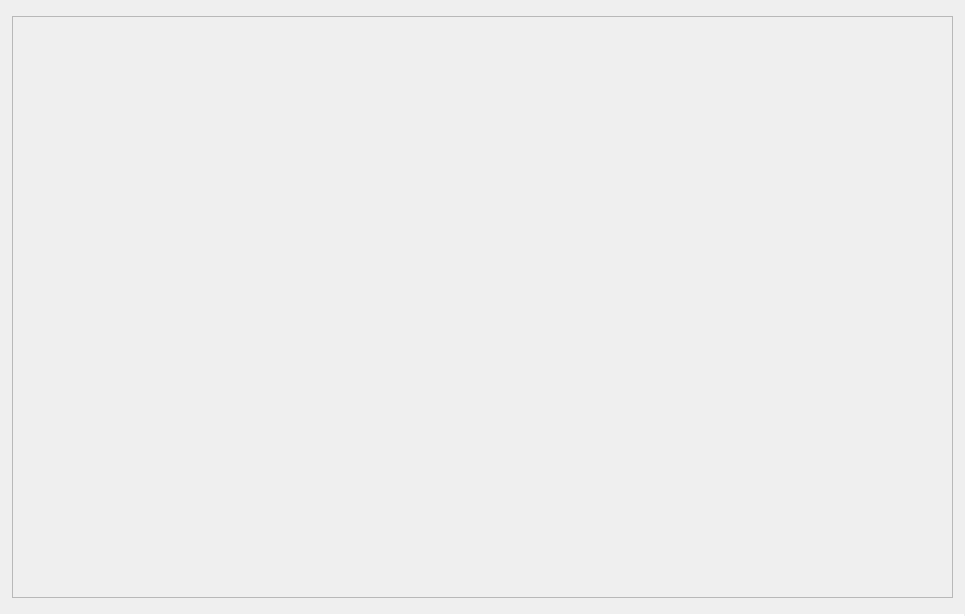
This is src/viewpages/whatsnew_0_8/WhatsNewWidget_0_8.ui in tomahawk-player/tomahawk as Qt 5 draws it before an edit. The edited form follows.
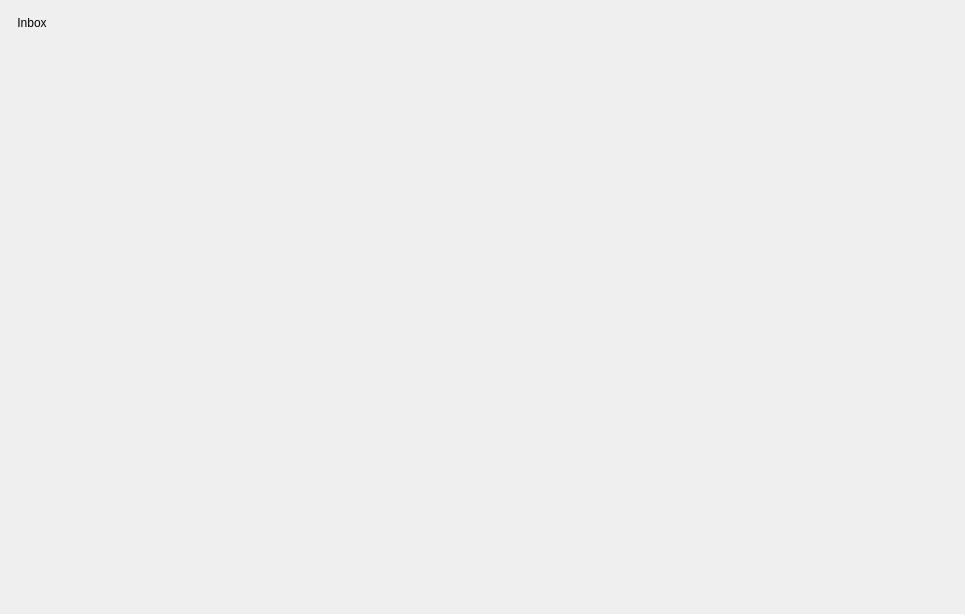
This is the edited form.

Commit message: Add Inbox icon to list of new features

```diff
--- a/src/viewpages/whatsnew_0_8/WhatsNewWidget_0_8.ui
+++ b/src/viewpages/whatsnew_0_8/WhatsNewWidget_0_8.ui
@@ -39,46 +39,90 @@
        <number>16</number>
       </property>
       <item>
-       <layout class="QHBoxLayout" name="horizontalLayout_2">
-        <property name="leftMargin">
-         <number>12</number>
-        </property>
-        <property name="topMargin">
-         <number>0</number>
-        </property>
-        <property name="rightMargin">
-         <number>12</number>
-        </property>
-        <property name="bottomMargin">
-         <number>0</number>
-        </property>
-        <item>
-         <widget class="QFrame" name="trackFrame">
-          <property name="frameShape">
-           <enum>QFrame::StyledPanel</enum>
+       <layout class="QVBoxLayout" name="verticalLayout_2">
+        <item alignment="Qt::AlignLeft|Qt::AlignTop">
+         <widget class="QWidget" name="widget_2" native="true">
+          <property name="minimumSize">
+           <size>
+            <width>0</width>
+            <height>79</height>
+           </size>
           </property>
-          <property name="frameShadow">
-           <enum>QFrame::Raised</enum>
+          <property name="maximumSize">
+           <size>
+            <width>16777215</width>
+            <height>79</height>
+           </size>
           </property>
-          <layout class="QVBoxLayout" name="verticalLayout_6">
+          <layout class="QHBoxLayout" name="horizontalLayout">
            <property name="spacing">
-            <number>4</number>
+            <number>0</number>
            </property>
-           <property name="leftMargin">
-            <number>8</number>
+           <property name="margin">
+            <number>0</number>
            </property>
-           <property name="topMargin">
-            <number>4</number>
-           </property>
-           <property name="rightMargin">
-            <number>8</number>
-           </property>
-           <property name="bottomMargin">
-            <number>4</number>
-           </property>
+           <item alignment="Qt::AlignLeft">
+            <widget class="QWidget" name="widget_3" native="true">
+             <property name="minimumSize">
+              <size>
+               <width>64</width>
+               <height>79</height>
+              </size>
+             </property>
+             <property name="maximumSize">
+              <size>
+               <width>64</width>
+               <height>79</height>
+              </size>
+             </property>
+             <layout class="QVBoxLayout" name="verticalLayout_4">
+              <property name="spacing">
+               <number>0</number>
+              </property>
+              <property name="margin">
+               <number>0</number>
+              </property>
+              <item alignment="Qt::AlignTop">
+               <widget class="QLabel" name="label">
+                <property name="text">
+                 <string>Inbox</string>
+                </property>
+                <property name="alignment">
+                 <set>Qt::AlignCenter</set>
+                </property>
+               </widget>
+              </item>
+              <item>
+               <widget class="QLabel" name="label_2">
+                <property name="minimumSize">
+                 <size>
+                  <width>64</width>
+                  <height>64</height>
+                 </size>
+                </property>
+                <property name="maximumSize">
+                 <size>
+                  <width>64</width>
+                  <height>64</height>
+                 </size>
+                </property>
+                <property name="text">
+                 <string/>
+                </property>
+               </widget>
+              </item>
+             </layout>
+            </widget>
+           </item>
           </layout>
          </widget>
         </item>
+        <item>
+         <widget class="QStackedWidget" name="stackedWidget">
+          <widget class="QWidget" name="page"/>
+          <widget class="QWidget" name="page_2"/>
+         </widget>
+        </item>
        </layout>
       </item>
      </layout>
```
The commit also changes 1 other file.
